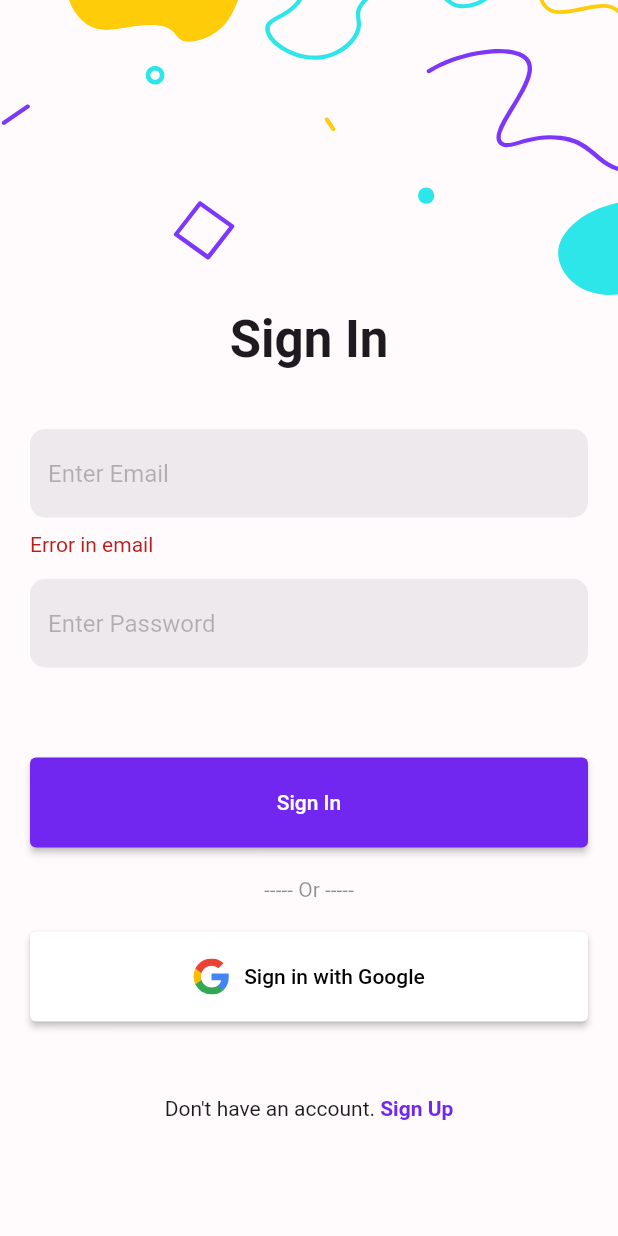
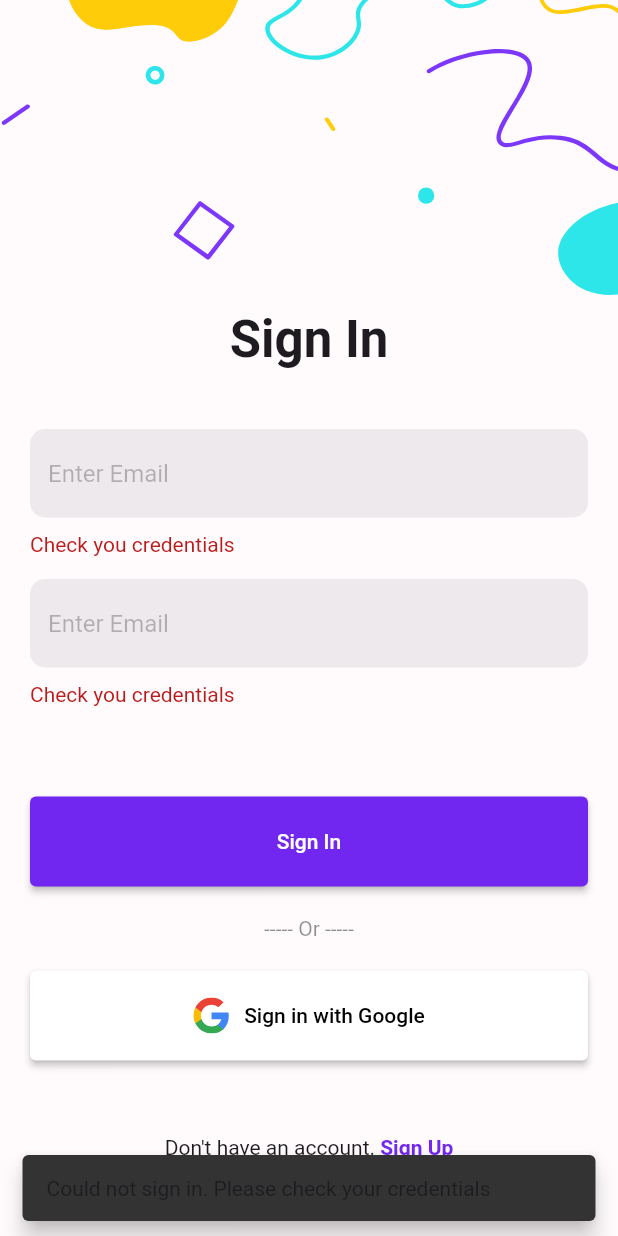
Before and after one commit to abhishekdewan101/Catalog, a Flutter app: the SignInScreen screen opened by its route, after a tap on "Sign In", on a phone screen of 412 x 824 dp. Run offline on Flutter 3.47's test engine with Material 2 defaults, Android fonts, the light colour scheme and no system bars; our stand-ins replace firebase_auth, firebase_core, flutter_riverpod, flutter_svg, go_router, google_fonts and 1 more; accounts and stored records are empty.

Commit message:
Extracting text field with error into it's own widget

```diff
--- a/lib/screens/sign_in/sign_in_screen.dart
+++ b/lib/screens/sign_in/sign_in_screen.dart
@@ -8,6 +8,7 @@
 import 'package:mind_palace/providers/view_model_providers.dart';
 import 'package:mind_palace/screens/sign_in/sign_in_view_model.dart';
 import 'package:mind_palace/utils/navigation/routes.dart';
+import 'package:mind_palace/widgets/text_field_with_error.dart';
 
 class SignInScreen extends ConsumerWidget {
   SignInScreen({Key? key}) : super(key: key);
@@ -35,10 +36,11 @@
             Future.microtask(
               () => {
                 ScaffoldMessenger.of(context).showSnackBar(
-                  const SnackBar(
+                  SnackBar(
+                    duration: const Duration(seconds: 2),
                     content: Text(
                         "Could not sign in. Please check your credentials",
-                    ),
+                        style: TextStyle(color: theme.colorScheme.onSurface)),
                   ),
                 )
               },
@@ -70,77 +72,33 @@
                 Padding(
                   padding:
                       const EdgeInsets.only(top: 40.0, right: 20.0, left: 20.0),
-                  child: Column(
-                    crossAxisAlignment: CrossAxisAlignment.start,
-                    children: [
-                      TextField(
-                        controller: emailTextFieldController,
-                        style: TextStyle(color: theme.colorScheme.onBackground),
-                        decoration: InputDecoration(
-                          filled: true,
-                          fillColor:
-                              theme.colorScheme.onBackground.withAlpha(20),
-                          border: OutlineInputBorder(
-                            borderSide: BorderSide.none,
-                            borderRadius: BorderRadius.circular(10),
-                          ),
+                  child: TextFieldWithError(
+                    textEditingController: emailTextFieldController,
+                    errorText: "Check you credentials",
+                    textStyle: TextStyle(color: theme.colorScheme.onBackground),
+                    errorStyle: TextStyle(color: theme.colorScheme.error),
+                    showError: (snapshot.hasData &&
+                        snapshot.data == SignInViewState.SIGN_IN_ERROR),
                     hintText: "Enter Email",
                     hintStyle: TextStyle(
                       color: theme.colorScheme.onBackground.withAlpha(75),
                     ),
                   ),
                 ),
-                      (snapshot.hasData &&
-                              snapshot.data == SignInViewState.EMAIL_ERROR)
-                          ? Padding(
-                              padding: const EdgeInsets.only(top: 10.0),
-                              child: Text(
-                                "Error in email",
-                                style:
-                                    TextStyle(color: theme.colorScheme.error),
-                              ),
-                            )
-                          : Container()
-                    ],
-                  ),
-                ),
                 Padding(
                   padding:
                       const EdgeInsets.only(top: 15.0, right: 20.0, left: 20.0),
-                  child: Column(
-                    crossAxisAlignment: CrossAxisAlignment.start,
-                    children: [
-                      TextField(
-                        controller: passwordTextFieldController,
-                        obscureText: true,
-                        obscuringCharacter: "*",
-                        style: TextStyle(color: theme.colorScheme.onBackground),
-                        decoration: InputDecoration(
-                          filled: true,
-                          fillColor:
-                              theme.colorScheme.onBackground.withAlpha(20),
-                          border: OutlineInputBorder(
-                            borderSide: BorderSide.none,
-                            borderRadius: BorderRadius.circular(10),
-                          ),
-                          hintText: "Enter Password",
+                  child: TextFieldWithError(
+                    textEditingController: emailTextFieldController,
+                    errorText: "Check you credentials",
+                    textStyle: TextStyle(color: theme.colorScheme.onBackground),
+                    errorStyle: TextStyle(color: theme.colorScheme.error),
+                    showError: (snapshot.hasData &&
+                        snapshot.data == SignInViewState.SIGN_IN_ERROR),
+                    hintText: "Enter Email",
                     hintStyle: TextStyle(
                       color: theme.colorScheme.onBackground.withAlpha(75),
                     ),
-                        ),
-                      ),
-                      (snapshot.hasData &&
-                              snapshot.data == SignInViewState.PASSWORD_ERROR)
-                          ? Padding(
-                              padding: const EdgeInsets.only(top: 10.0),
-                              child: Text(
-                                "Error in password",
-                                style:
-                                    TextStyle(color: theme.colorScheme.error),
-                              ),
-                            )
-                          : Container()
-                    ],
                   ),
                 ),
                 (snapshot.hasData &&
--- a/lib/screens/sign_in/sign_in_view_model.dart
+++ b/lib/screens/sign_in/sign_in_view_model.dart
@@ -7,14 +7,7 @@
   void tryCreateUserWithEmailAndPassword(String? email, String? password);
 }
 
-enum SignInViewState {
-  INITIAL,
-  SIGNING_IN,
-  SIGN_IN_ERROR,
-  EMAIL_ERROR,
-  PASSWORD_ERROR,
-  SIGN_IN_SUCCESS
-}
+enum SignInViewState { INITIAL, SIGNING_IN, SIGN_IN_ERROR, SIGN_IN_SUCCESS }
 
 class SignInViewModelImpl implements SignInViewModel {
   late AuthenticationRepository repository;
@@ -42,7 +35,7 @@
 
   bool _isValidPassword(String? password) {
     if (password == null || password.isEmpty) {
-      _viewState.value = SignInViewState.PASSWORD_ERROR;
+      _viewState.value = SignInViewState.SIGN_IN_ERROR;
       return false;
     }
     return true;
@@ -50,7 +43,7 @@
 
   bool _isValidEmail(String? email) {
     if (email == null || email.isEmpty || !email.isValidEmail()) {
-      _viewState.value = SignInViewState.EMAIL_ERROR;
+      _viewState.value = SignInViewState.SIGN_IN_ERROR;
       return false;
     }
     return true;
--- /dev/null
+++ b/lib/widgets/text_field_with_error.dart
@@ -0,0 +1,54 @@
+import 'package:flutter/material.dart';
+
+class TextFieldWithError extends StatelessWidget {
+  late TextEditingController textEditingController;
+  late TextStyle textStyle;
+  late String errorText;
+  late TextStyle errorStyle;
+  late TextStyle hintStyle;
+  late String hintText;
+  late bool showError;
+
+  TextFieldWithError({
+    Key? key,
+    required this.textEditingController,
+    required this.errorText,
+    required this.textStyle,
+    required this.errorStyle,
+    required this.showError,
+    required this.hintText,
+    required this.hintStyle,
+  }) : super(key: key);
+
+  @override
+  Widget build(BuildContext context) {
+    ThemeData theme = Theme.of(context);
+    return Column(
+      crossAxisAlignment: CrossAxisAlignment.start,
+      children: [
+        TextField(
+          controller: textEditingController,
+          style: textStyle,
+          decoration: InputDecoration(
+              filled: true,
+              fillColor: theme.colorScheme.onBackground.withAlpha(20),
+              border: OutlineInputBorder(
+                borderSide: BorderSide.none,
+                borderRadius: BorderRadius.circular(10),
+              ),
+              hintStyle: hintStyle,
+              hintText: hintText),
+        ),
+        showError
+            ? Padding(
+                padding: const EdgeInsets.only(top: 10.0),
+                child: Text(
+                  errorText,
+                  style: errorStyle,
+                ),
+              )
+            : Container()
+      ],
+    );
+  }
+}
```
Lines whose indentation alone changed are shown as unchanged.
